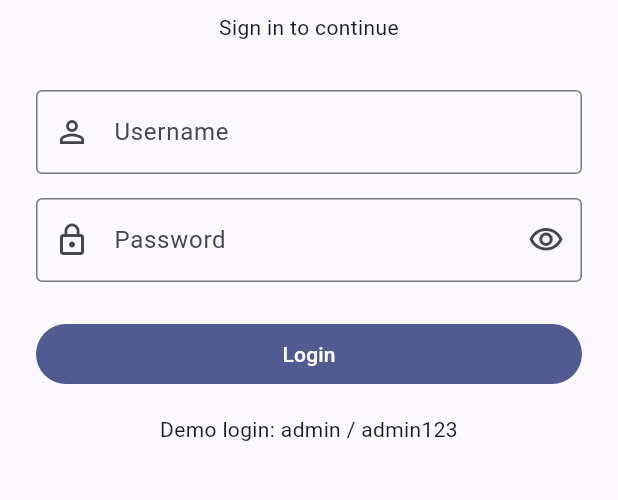
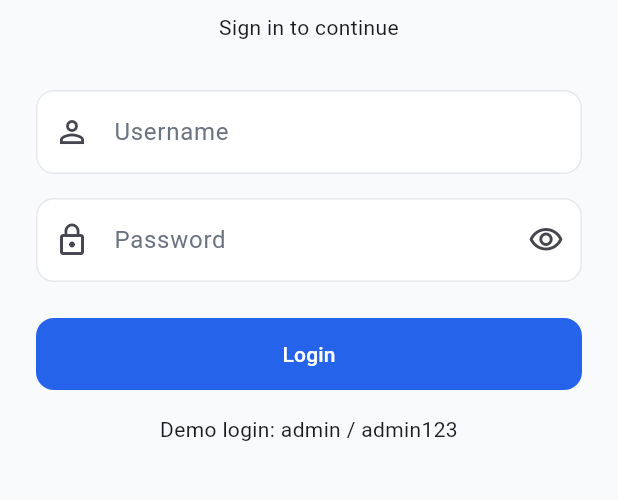
Before and after one commit to mrYumeth/mobile-data-capture-web-sync, a Flutter app: the screen it shows after launch, on a phone screen of 412 x 824 dp, the part 486-986 px from its top. Run offline on Flutter 3.47's test engine with Material 3 defaults, Android fonts, the phone set to English and light mode, and no system bars; our stand-ins replace geolocator, image_picker, sqflite; accounts and stored records are empty.

Commit message:
Apply shared FieldSync theme to mobile and web apps

```diff
--- a/mobile-app/lib/app/app.dart
+++ b/mobile-app/lib/app/app.dart
@@ -1,6 +1,8 @@
 import 'package:flutter/material.dart';
 
 import '../screens/login_screen.dart';
+
+import 'app_theme.dart';
 
 class MobileDataCaptureApp extends StatelessWidget {
   const MobileDataCaptureApp({super.key});
@@ -8,12 +10,9 @@ class MobileDataCaptureApp extends StatelessWidget {
   @override
   Widget build(BuildContext context) {
     return MaterialApp(
-      title: 'Mobile Data Capture',
+      title: 'FieldSync',
       debugShowCheckedModeBanner: false,
-      theme: ThemeData(
-        colorScheme: ColorScheme.fromSeed(seedColor: Colors.indigo),
-        useMaterial3: true,
-      ),
+      theme: AppTheme.lightTheme,
       home: const LoginScreen(),
     );
   }
--- /dev/null
+++ b/mobile-app/lib/app/app_theme.dart
@@ -0,0 +1,73 @@
+import 'package:flutter/material.dart';
+
+class AppTheme {
+  static const Color navy = Color(0xFF0F172A);
+  static const Color blue = Color(0xFF2563EB);
+  static const Color teal = Color(0xFF0D9488);
+  static const Color background = Color(0xFFF8FAFC);
+  static const Color card = Color(0xFFFFFFFF);
+  static const Color border = Color(0xFFE5E7EB);
+  static const Color text = Color(0xFF111827);
+  static const Color mutedText = Color(0xFF6B7280);
+  static const Color success = Color(0xFF16A34A);
+  static const Color warning = Color(0xFFF59E0B);
+  static const Color error = Color(0xFFDC2626);
+
+  static ThemeData lightTheme = ThemeData(
+    useMaterial3: true,
+    scaffoldBackgroundColor: background,
+    colorScheme: ColorScheme.fromSeed(
+      seedColor: blue,
+      primary: blue,
+      secondary: teal,
+      surface: card,
+      error: error,
+    ),
+    appBarTheme: const AppBarTheme(
+      backgroundColor: navy,
+      foregroundColor: Colors.white,
+      centerTitle: true,
+      elevation: 0,
+    ),
+    cardTheme: CardThemeData(
+      color: card,
+      elevation: 2,
+      shadowColor: Colors.black.withValues(alpha: 0.08),
+      shape: RoundedRectangleBorder(borderRadius: BorderRadius.circular(16)),
+      margin: const EdgeInsets.only(bottom: 12),
+    ),
+    filledButtonTheme: FilledButtonThemeData(
+      style: FilledButton.styleFrom(
+        backgroundColor: blue,
+        foregroundColor: Colors.white,
+        padding: const EdgeInsets.symmetric(horizontal: 18, vertical: 14),
+        shape: RoundedRectangleBorder(borderRadius: BorderRadius.circular(12)),
+      ),
+    ),
+    outlinedButtonTheme: OutlinedButtonThemeData(
+      style: OutlinedButton.styleFrom(
+        foregroundColor: blue,
+        side: const BorderSide(color: blue),
+        padding: const EdgeInsets.symmetric(horizontal: 18, vertical: 14),
+        shape: RoundedRectangleBorder(borderRadius: BorderRadius.circular(12)),
+      ),
+    ),
+    inputDecorationTheme: InputDecorationTheme(
+      filled: true,
+      fillColor: Colors.white,
+      border: OutlineInputBorder(
+        borderRadius: BorderRadius.circular(12),
+        borderSide: const BorderSide(color: border),
+      ),
+      enabledBorder: OutlineInputBorder(
+        borderRadius: BorderRadius.circular(12),
+        borderSide: const BorderSide(color: border),
+      ),
+      focusedBorder: OutlineInputBorder(
+        borderRadius: BorderRadius.circular(12),
+        borderSide: const BorderSide(color: blue, width: 1.5),
+      ),
+      labelStyle: const TextStyle(color: mutedText),
+    ),
+  );
+}
```
Also changed, not shown: 4 other files.
